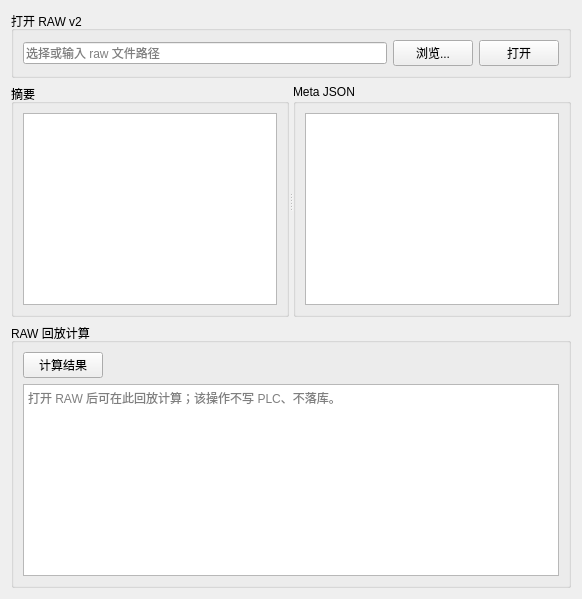
First picture: the form in apps/hmi_qt/raw_viewer_widget.ui, repository xiaoan537/hmi_measure_mysql, before the edit.
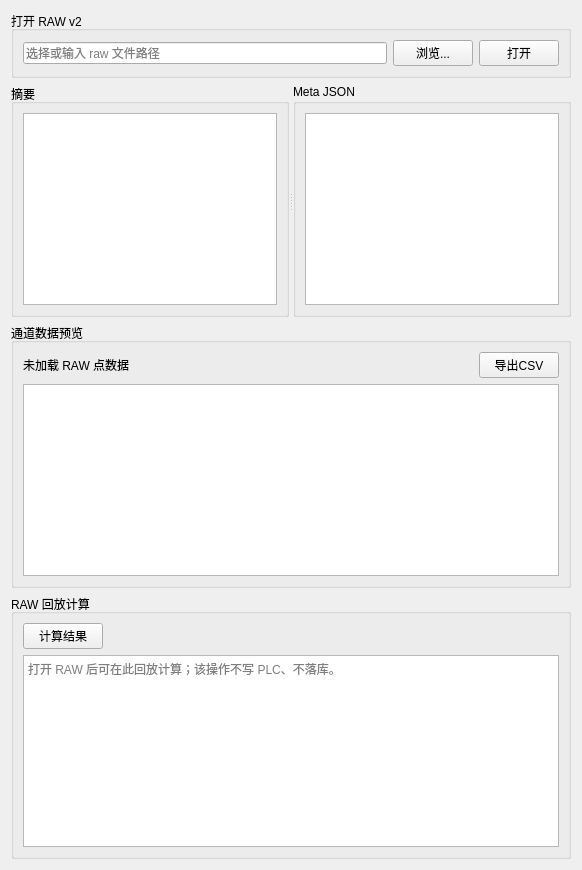
Second picture: the form after the edit.

The edit to the form file:
```diff
--- a/apps/hmi_qt/raw_viewer_widget.ui
+++ b/apps/hmi_qt/raw_viewer_widget.ui
@@ -30,6 +30,21 @@
      </widget>
     </widget>
    </item>
+   <item>
+    <widget class="QGroupBox" name="groupRawPoints">
+     <property name="title"><string>通道数据预览</string></property>
+     <layout class="QVBoxLayout" name="verticalLayoutPoints">
+      <item>
+       <layout class="QHBoxLayout" name="horizontalLayoutPoints">
+        <item><widget class="QLabel" name="labelPointCount"><property name="text"><string>未加载 RAW 点数据</string></property></widget></item>
+        <item><spacer name="horizontalSpacerPoints"><property name="orientation"><enum>Qt::Horizontal</enum></property><property name="sizeHint" stdset="0"><size><width>40</width><height>20</height></size></property></spacer></item>
+        <item><widget class="QPushButton" name="btnExportCsv"><property name="text"><string>导出CSV</string></property></widget></item>
+       </layout>
+      </item>
+      <item><widget class="QTableWidget" name="tableRawPoints"><property name="minimumHeight"><number>220</number></property></widget></item>
+     </layout>
+    </widget>
+   </item>
    <item>
     <widget class="QGroupBox" name="groupReplay">
      <property name="title"><string>RAW 回放计算</string></property>
```
